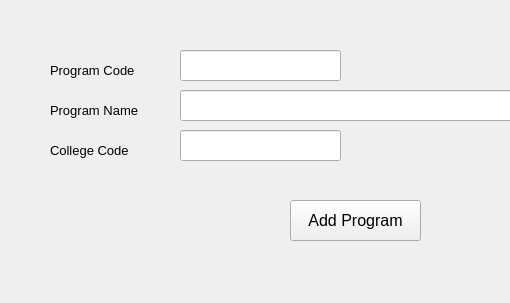
Old version of the form Application/ui/windows/addProgramWindow.ui in the repository WhaleRed/SSIS-MySQL; both pictures show x 0 to 510 and y 0 to 303 of the 789 by 303 pixel window.
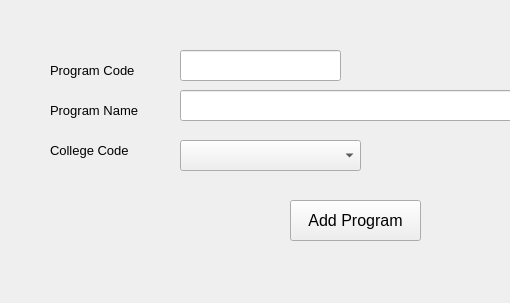
New version of the form.

Commit message: Combo box

What changed in the file:
```diff
--- a/Application/ui/windows/addProgramWindow.ui
+++ b/Application/ui/windows/addProgramWindow.ui
@@ -98,24 +98,6 @@
      </font>
     </property>
    </widget>
-   <widget class="QLineEdit" name="collegeCodeAdd">
-    <property name="geometry">
-     <rect>
-      <x>180</x>
-      <y>130</y>
-      <width>161</width>
-      <height>31</height>
-     </rect>
-    </property>
-    <property name="font">
-     <font>
-      <pointsize>10</pointsize>
-     </font>
-    </property>
-    <property name="text">
-     <string/>
-    </property>
-   </widget>
    <widget class="QPushButton" name="addProgramSubmit">
     <property name="geometry">
      <rect>
@@ -134,6 +116,21 @@
      <string>Add Program</string>
     </property>
    </widget>
+   <widget class="QComboBox" name="collegeCodeAdd">
+    <property name="geometry">
+     <rect>
+      <x>180</x>
+      <y>140</y>
+      <width>181</width>
+      <height>31</height>
+     </rect>
+    </property>
+    <property name="font">
+     <font>
+      <pointsize>10</pointsize>
+     </font>
+    </property>
+   </widget>
   </widget>
   <widget class="QMenuBar" name="menubar">
    <property name="geometry">
```
The commit also changes 6 other files.
